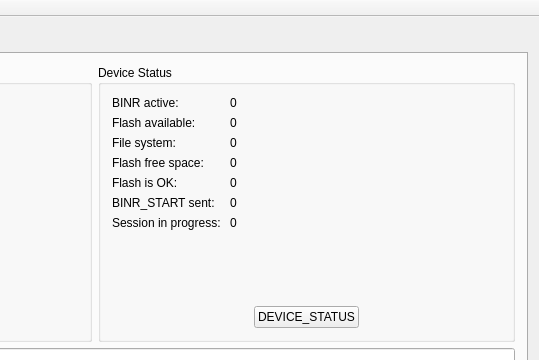
maxigros/common, file MGPS/MGPS_client/mainwindow.ui: the form before one commit; both pictures show x 685 to 1224 and y 0 to 360 of the 1224 by 719 pixel window.
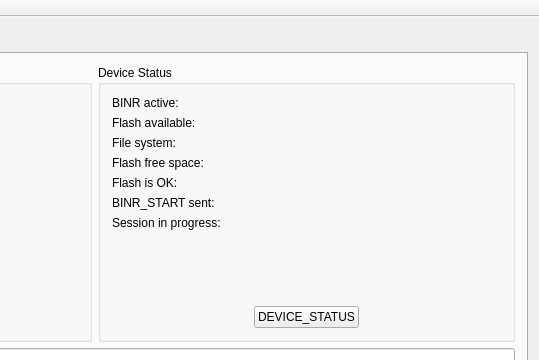
The form after the commit. The open tabs and pages were chosen to show the change.

Commit message: added coloured status bar

```diff
--- a/MGPS/MGPS_client/mainwindow.ui
+++ b/MGPS/MGPS_client/mainwindow.ui
@@ -532,72 +532,6 @@
                  </item>
                 </layout>
                </item>
-               <item>
-                <layout class="QVBoxLayout" name="verticalLayout_7">
-                 <item>
-                  <widget class="QLabel" name="label_status_1">
-                   <property name="text">
-                    <string>0</string>
-                   </property>
-                  </widget>
-                 </item>
-                 <item>
-                  <widget class="QLabel" name="label_status_2">
-                   <property name="text">
-                    <string>0</string>
-                   </property>
-                  </widget>
-                 </item>
-                 <item>
-                  <widget class="QLabel" name="label_status_3">
-                   <property name="text">
-                    <string>0</string>
-                   </property>
-                  </widget>
-                 </item>
-                 <item>
-                  <widget class="QLabel" name="label_status_4">
-                   <property name="text">
-                    <string>0</string>
-                   </property>
-                  </widget>
-                 </item>
-                 <item>
-                  <widget class="QLabel" name="label_status_5">
-                   <property name="text">
-                    <string>0</string>
-                   </property>
-                  </widget>
-                 </item>
-                 <item>
-                  <widget class="QLabel" name="label_status_6">
-                   <property name="text">
-                    <string>0</string>
-                   </property>
-                  </widget>
-                 </item>
-                 <item>
-                  <widget class="QLabel" name="label_status_7">
-                   <property name="text">
-                    <string>0</string>
-                   </property>
-                  </widget>
-                 </item>
-                 <item>
-                  <spacer name="verticalSpacer_5">
-                   <property name="orientation">
-                    <enum>Qt::Vertical</enum>
-                   </property>
-                   <property name="sizeHint" stdset="0">
-                    <size>
-                     <width>20</width>
-                     <height>40</height>
-                    </size>
-                   </property>
-                  </spacer>
-                 </item>
-                </layout>
-               </item>
                <item>
                 <spacer name="horizontalSpacer_11">
                  <property name="orientation">
```
Left out of the diff: 18 changed lines with no effect on the pictures. The commit also changes 2 other files.
